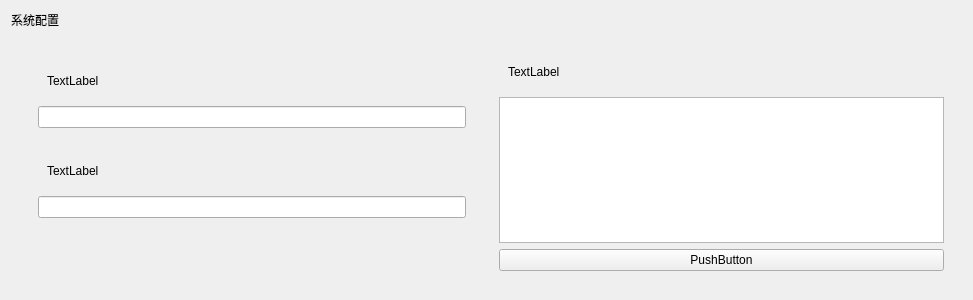
Before: the Qt Designer form GUI/resource/ui/dashboard_plugin/card_config_widget.ui in xiaoyu12139/zengnui-manage, drawn with Qt 5.
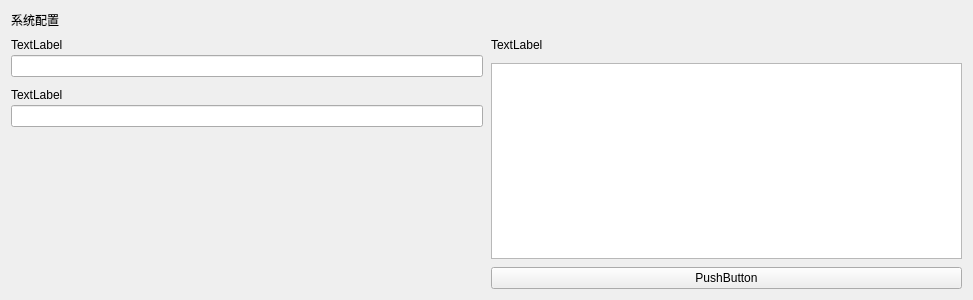
After: the same form once the commit is applied.

The edit to the form file:
```diff
--- a/GUI/resource/ui/dashboard_plugin/card_config_widget.ui
+++ b/GUI/resource/ui/dashboard_plugin/card_config_widget.ui
@@ -24,15 +24,75 @@
    <item>
     <widget class="QWidget" name="widget_8" native="true">
      <layout class="QHBoxLayout" name="horizontalLayout_4">
+      <property name="spacing">
+       <number>8</number>
+      </property>
+      <property name="leftMargin">
+       <number>0</number>
+      </property>
+      <property name="topMargin">
+       <number>0</number>
+      </property>
+      <property name="rightMargin">
+       <number>0</number>
+      </property>
+      <property name="bottomMargin">
+       <number>0</number>
+      </property>
       <item>
        <widget class="QWidget" name="widget_7" native="true">
         <layout class="QVBoxLayout" name="verticalLayout_5">
+         <property name="spacing">
+          <number>8</number>
+         </property>
+         <property name="leftMargin">
+          <number>0</number>
+         </property>
+         <property name="topMargin">
+          <number>0</number>
+         </property>
+         <property name="rightMargin">
+          <number>0</number>
+         </property>
+         <property name="bottomMargin">
+          <number>0</number>
+         </property>
          <item>
           <widget class="QWidget" name="widget" native="true">
            <layout class="QVBoxLayout" name="verticalLayout">
+            <property name="spacing">
+             <number>0</number>
+            </property>
+            <property name="leftMargin">
+             <number>0</number>
+            </property>
+            <property name="topMargin">
+             <number>0</number>
+            </property>
+            <property name="rightMargin">
+             <number>0</number>
+            </property>
+            <property name="bottomMargin">
+             <number>0</number>
+            </property>
             <item>
              <widget class="QWidget" name="widget_2" native="true">
               <layout class="QHBoxLayout" name="horizontalLayout">
+               <property name="spacing">
+                <number>0</number>
+               </property>
+               <property name="leftMargin">
+                <number>0</number>
+               </property>
+               <property name="topMargin">
+                <number>0</number>
+               </property>
+               <property name="rightMargin">
+                <number>0</number>
+               </property>
+               <property name="bottomMargin">
+                <number>0</number>
+               </property>
                <item>
                 <widget class="QLabel" name="label_2">
                  <property name="text">
@@ -65,9 +125,39 @@
          <item>
           <widget class="QWidget" name="widget_3" native="true">
            <layout class="QVBoxLayout" name="verticalLayout_2">
+            <property name="spacing">
+             <number>0</number>
+            </property>
+            <property name="leftMargin">
+             <number>0</number>
+            </property>
+            <property name="topMargin">
+             <number>0</number>
+            </property>
+            <property name="rightMargin">
+             <number>0</number>
+            </property>
+            <property name="bottomMargin">
+             <number>0</number>
+            </property>
             <item>
              <widget class="QWidget" name="widget_4" native="true">
               <layout class="QHBoxLayout" name="horizontalLayout_2">
+               <property name="spacing">
+                <number>0</number>
+               </property>
+               <property name="leftMargin">
+                <number>0</number>
+               </property>
+               <property name="topMargin">
+                <number>0</number>
+               </property>
+               <property name="rightMargin">
+                <number>0</number>
+               </property>
+               <property name="bottomMargin">
+                <number>0</number>
+               </property>
                <item>
                 <widget class="QLabel" name="label_3">
                  <property name="text">
@@ -116,9 +206,39 @@
       <item>
        <widget class="QWidget" name="widget_6" native="true">
         <layout class="QVBoxLayout" name="verticalLayout_3">
+         <property name="spacing">
+          <number>8</number>
+         </property>
+         <property name="leftMargin">
+          <number>0</number>
+         </property>
+         <property name="topMargin">
+          <number>0</number>
+         </property>
+         <property name="rightMargin">
+          <number>0</number>
+         </property>
+         <property name="bottomMargin">
+          <number>0</number>
+         </property>
          <item>
           <widget class="QWidget" name="widget_5" native="true">
            <layout class="QHBoxLayout" name="horizontalLayout_3">
+            <property name="spacing">
+             <number>0</number>
+            </property>
+            <property name="leftMargin">
+             <number>0</number>
+            </property>
+            <property name="topMargin">
+             <number>0</number>
+            </property>
+            <property name="rightMargin">
+             <number>0</number>
+            </property>
+            <property name="bottomMargin">
+             <number>0</number>
+            </property>
             <item>
              <widget class="QLabel" name="label_4">
               <property name="text">
```
Left out of the diff: 2 changed lines with no effect on the pictures.
